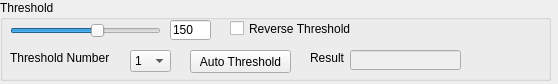
hceng123/VisionLibrary, file VisionWidget/ThresholdWidget.ui: the form before one commit.
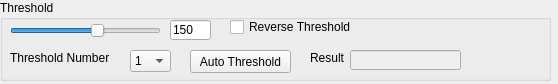
The form after the commit.

Patch:
```diff
--- a/VisionWidget/ThresholdWidget.ui
+++ b/VisionWidget/ThresholdWidget.ui
@@ -143,9 +143,9 @@
     <property name="geometry">
      <rect>
       <x>230</x>
-      <y>20</y>
+      <y>17</y>
       <width>141</width>
-      <height>17</height>
+      <height>20</height>
      </rect>
     </property>
     <property name="text">
```
